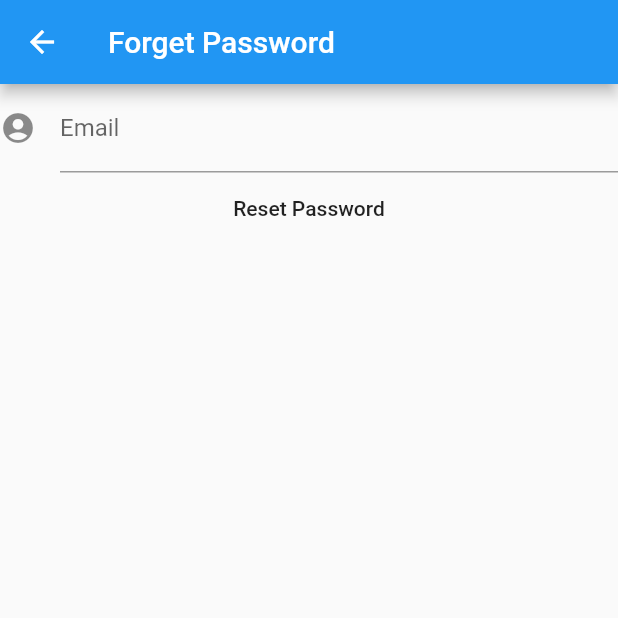
After one commit to hyunik-jo/tutti, a Flutter app: the screen it shows after launch, after a tap on "Join", after a tap on "Already have an Account? Sign In!", after a tap on "Forgot Password", on a phone screen of 412 x 824 dp, the top half of it. The commit adds this screen. Run offline on Flutter 3.47's test engine with Material 2 defaults, Android fonts, the light colour scheme and no system bars; our stand-ins replace firebase_auth; accounts and stored records are empty.

Commit message:
2019 final update

```diff
--- a/lib/helper/login_background.dart
+++ b/lib/helper/login_background.dart
@@ -8,7 +8,7 @@ class LoginBackground extends CustomPainter{
 
   @override
   void paint(Canvas canvas, Size size) {
-    Paint paint = Paint()..color = isJoin?Colors.red:Colors.green;
+    Paint paint = Paint()..color = isJoin?Colors.red:Color.fromARGB(255, 38, 65, 5);
     canvas.drawCircle(Offset(size.width*0.5, size.height*0.2), size.height*0.5, paint);
   }
 
--- a/lib/main.dart
+++ b/lib/main.dart
@@ -10,35 +10,24 @@ void main() => runApp(MyApp());
 class MyApp extends StatelessWidget {
   @override
   Widget build(BuildContext context) {
-    return MaterialApp(
-      home: Splash(),
-    );
+    return MaterialApp(home: Splash());
   }
 }
 
 class Splash extends StatelessWidget {
   @override
   Widget build(BuildContext context) {
-
-
-    return MaterialApp(
-          theme: ThemeData(
-            brightness: Brightness.light,
-
-          ),
-          home: StreamBuilder<FirebaseUser>(
-          stream: FirebaseAuth.instance.onAuthStateChanged,
-          builder: (context, snapshot) {
-            if (snapshot.data == null) {
-              return ChangeNotifierProvider<JoinOrLogin>.value(
-                  value: JoinOrLogin(), child: LoginPage());
-            }
-            else {
-              return MainPage(email: snapshot.data.email);
-            }
+    return StreamBuilder<FirebaseUser>(
+        stream: FirebaseAuth.instance.onAuthStateChanged,
+        builder: (context, snapshot) {
+          if (snapshot.data == null) {
+            return ChangeNotifierProvider<JoinOrLogin>.value(
+                value: JoinOrLogin(),
+                child: LoginPage());
+          } else {
+            return MainPage(email: snapshot.data.email);
           }
-          ),
-    );
+        });
   }
 }
 
--- /dev/null
+++ b/lib/screens/forget_pw.dart
@@ -0,0 +1,48 @@
+import 'package:firebase_auth/firebase_auth.dart';
+import 'package:flutter/material.dart';
+
+class ForgetPw extends StatefulWidget {
+  @override
+  _ForgetPwState createState() => _ForgetPwState();
+}
+
+class _ForgetPwState extends State<ForgetPw> {
+  final GlobalKey<FormState> _formKey = GlobalKey<FormState>();
+  final TextEditingController _emailController = TextEditingController();
+
+  @override
+  Widget build(BuildContext context) {
+    return Scaffold(
+      appBar: AppBar(
+        title: Text('Forget Password'),
+      ),
+      body: Form(
+        key: _formKey,
+        child: Column(
+          children: <Widget>[
+            TextFormField(
+                      controller: _emailController,
+                      decoration: InputDecoration(
+                        icon: Icon(Icons.account_circle),
+                        labelText: "Email",
+                      ),
+                      validator: (String value) {
+                        if (value.isEmpty) {
+                          return 'Please input correct Email.';
+                        }
+                        return null;
+                      },
+          ),
+          FlatButton(onPressed: ()async{
+            await FirebaseAuth.instance.sendPasswordResetEmail(email: _emailController.text);
+
+      final snacBar = SnackBar(
+        content: Text('Check your email for Password reset'),
+      );
+      Scaffold.of(_formKey.currentContext).showSnackBar(snacBar);
+          }, child: Text('Reset Password'))
+      ],
+      ),
+    ));
+  }
+}
--- a/lib/screens/login_page.dart
+++ b/lib/screens/login_page.dart
@@ -3,6 +3,7 @@ import 'package:flutter/material.dart';
 import 'package:provider/provider.dart';
 import 'package:tutti/data/join_or_login.dart';
 import 'package:tutti/helper/login_background.dart';
+import 'package:tutti/screens/forget_pw.dart';
 
 class LoginPage extends StatelessWidget {
   final GlobalKey<FormState> _formKey = GlobalKey<FormState>();
@@ -50,7 +51,9 @@ class LoginPage extends StatelessWidget {
                         ? 'Already have an Account? Sign In!'
                         : "Don't have an Account yet? Create one!",
                     style: TextStyle(
-                        color: joinOrLogin.isJoin ? Colors.red : Colors.green),
+                        color: joinOrLogin.isJoin
+                            ? Colors.red
+                            : Color.fromARGB(200, 38, 65, 5)),
                   ),
                 ),
               ),
@@ -76,11 +79,11 @@ class LoginPage extends StatelessWidget {
       );
       Scaffold.of(context).showSnackBar(snacBar);
     }
-    // Navigator.push(context,
-    //     MaterialPageRoute(builder: (context) => Mainpage(email: user.email)));
   }
+
   void _login(BuildContext context) async {
-    final AuthResult result = await FirebaseAuth.instance.signInWithEmailAndPassword(
+    final AuthResult result = await FirebaseAuth.instance
+        .signInWithEmailAndPassword(
             email: _emailController.text, password: _passwordController.text);
     final FirebaseUser user = result.user;
 
@@ -116,12 +119,15 @@ class LoginPage extends StatelessWidget {
                 joinOrLogin.isJoin ? 'Join' : 'Login',
                 style: TextStyle(fontSize: 20, color: Colors.white),
               ),
-              color: joinOrLogin.isJoin ? Colors.red : Colors.green,
+              color: joinOrLogin.isJoin
+                  ? Colors.red
+                  : Color.fromARGB(255, 38, 65, 5),
               shape: RoundedRectangleBorder(
                   borderRadius: BorderRadius.circular(15)),
               onPressed: () {
                 if (_formKey.currentState.validate()) {
-                  joinOrLogin.isJoin?_register(context):_login(context);
+                  joinOrLogin.isJoin ? _register(context)
+                   : _login(context);
                 }
               }),
         ),
@@ -177,9 +183,16 @@ class LoginPage extends StatelessWidget {
                     Consumer<JoinOrLogin>(
                       builder: (context, value, child) => Opacity(
                           opacity: value.isJoin ? 0 : 1,
-                          child: Text(
-                            'Forgot Password',
-                            style: TextStyle(fontSize: 11),
+                          child: GestureDetector(
+                            onTap: value.isJoin
+                                ? null
+                                : () {
+                                    goToForgetPw(context);
+                                  },
+                            child: Text(
+                              'Forgot Password',
+                              style: TextStyle(fontSize: 11),
+                            ),
                           )),
                     ),
                   ],
@@ -187,4 +200,9 @@ class LoginPage extends StatelessWidget {
           ),
         ),
       );
+
+  goToForgetPw(BuildContext context) {
+    Navigator.push(
+        context, MaterialPageRoute(builder: (context) => ForgetPw()));
+  }
 }
--- a/lib/screens/main_page.dart
+++ b/lib/screens/main_page.dart
@@ -1,25 +1,63 @@
+// import 'package:firebase_auth/firebase_auth.dart';
+import 'package:firebase_auth/firebase_auth.dart';
 import 'package:flutter/material.dart';
-import 'package:firebase_auth/firebase_auth.dart';
 
-class MainPage extends StatelessWidget {
-
+class MainPage extends StatefulWidget {
   MainPage({this.email});
-
   final String email;
 
   @override
+  _MainPageState createState() => _MainPageState();
+}
+
+class _MainPageState extends State<MainPage> {
+  int _selectedPage = 0;
+
+  final _pageOptions = [
+    Text('Page1'),
+    Text('Page2'),
+    Text('Page3'),
+    Profile()
+  ];
+
+  @override
   Widget build(BuildContext context) {
-    return Scaffold(
-      appBar: AppBar(
-        title: Text(email),
-        ),
-      body: Container(
-        child: Center(
-          child: FlatButton(onPressed: (){
-            FirebaseAuth.instance.signOut();
-          },child: Text('Logout'))
-        )
+    return MaterialApp(
+        home: Scaffold(
+      body: _pageOptions[_selectedPage],
+      bottomNavigationBar: BottomNavigationBar(
+        type: BottomNavigationBarType.fixed,
+        currentIndex: _selectedPage,
+        onTap: (int index) {
+          setState(() {
+            _selectedPage = index;
+          });
+        },
+        items: [
+          BottomNavigationBarItem(
+              icon: Icon(Icons.home),title: Text('Dashboard')),
+          BottomNavigationBarItem(
+              icon: Icon(Icons.search), title: Text('Browse')),
+          BottomNavigationBarItem(
+              icon: Icon(Icons.featured_play_list), title: Text('Contacts')),
+          BottomNavigationBarItem(
+              icon: Icon(Icons.assignment_ind), title: Text('Profile')),
+        ],
+      ),
+    ));
+  }
+}
+
+class Profile extends StatelessWidget {
+  @override
+  Widget build(BuildContext context) {
+    return Container(
+      child: Center(
+        child: FlatButton(onPressed: (){
+          FirebaseAuth.instance.signOut();
+        }, child: Text('Logout')),
       )
+
     );
   }
 }
--- a/pubspec.yaml
+++ b/pubspec.yaml
@@ -17,6 +17,7 @@ environment:
   sdk: ">=2.1.0 <3.0.0"
 
 dependencies:
+  curved_navigation_bar:
   flutter:
     sdk: flutter
 
```
Also changed, not shown: pubspec.lock, 289 other files.
